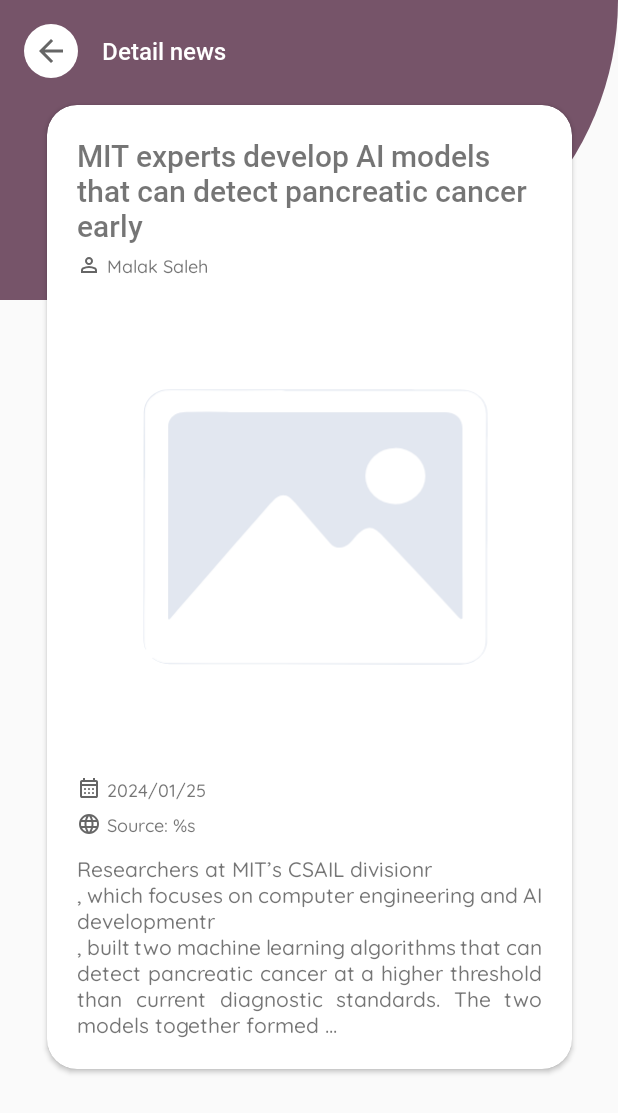
After one commit to ekorahy/Asclepius-App, an Android app: the layout activity_detail_news.xml on its own in the app's theme, with its tools: preview values and no code run, on a phone screen of 412 x 824 dp. The commit adds this screen. Shown: the top 1113 px of the screen. Run offline under Robolectric (Android 15) with nearby library versions, the phone set to English and light mode, and no system bars.

Commit message:
added detailed news feature

```diff
--- a/app/src/main/AndroidManifest.xml
+++ b/app/src/main/AndroidManifest.xml
@@ -14,6 +14,9 @@
         android:supportsRtl="true"
         android:theme="@style/Theme.Asclepius"
         tools:targetApi="31">
+        <activity
+            android:name=".view.detailNews.DetailNewsActivity"
+            android:exported="false" />
         <activity
             android:name=".view.news.NewsActivity"
             android:exported="false" />
--- a/app/src/main/java/com/dicoding/asclepius/adapter/NewsAdapter.kt
+++ b/app/src/main/java/com/dicoding/asclepius/adapter/NewsAdapter.kt
@@ -1,5 +1,6 @@
 package com.dicoding.asclepius.adapter
 
+import android.content.Intent
 import android.view.LayoutInflater
 import android.view.ViewGroup
 import androidx.recyclerview.widget.DiffUtil
@@ -9,6 +10,13 @@
 import com.dicoding.asclepius.R
 import com.dicoding.asclepius.data.response.ArticlesItem
 import com.dicoding.asclepius.databinding.ItemNewsBinding
+import com.dicoding.asclepius.view.detailNews.DetailNewsActivity
+import com.dicoding.asclepius.view.detailNews.DetailNewsActivity.Companion.AUTHOR
+import com.dicoding.asclepius.view.detailNews.DetailNewsActivity.Companion.DESCRIPTION
+import com.dicoding.asclepius.view.detailNews.DetailNewsActivity.Companion.IMAGE
+import com.dicoding.asclepius.view.detailNews.DetailNewsActivity.Companion.PUBLISHED_AT
+import com.dicoding.asclepius.view.detailNews.DetailNewsActivity.Companion.SOURCE_NAME
+import com.dicoding.asclepius.view.detailNews.DetailNewsActivity.Companion.TITLE
 
 class NewsAdapter: ListAdapter<ArticlesItem, NewsAdapter.MyViewHolder>(DIFF_CALLBACK) {
 
@@ -21,14 +29,25 @@
         val news = getItem(position)
         holder.bind(news)
         holder.itemView.setOnClickListener {
-
+            val intent = Intent(holder.itemView.context, DetailNewsActivity::class.java)
+            intent.putExtra(TITLE, news.title)
+            intent.putExtra(AUTHOR, news.author)
+            if (news.urlToImage != null) {
+                intent.putExtra(IMAGE, news.urlToImage.toString())
+            } else {
+                intent.putExtra(IMAGE, "null")
+            }
+            intent.putExtra(SOURCE_NAME, news.source.name)
+            intent.putExtra(PUBLISHED_AT, news.publishedAt)
+            intent.putExtra(DESCRIPTION, news.description)
+            holder.itemView.context.startActivity(intent)
         }
     }
-    class MyViewHolder(val binding: ItemNewsBinding): RecyclerView.ViewHolder(binding.root) {
+    class MyViewHolder(private val binding: ItemNewsBinding): RecyclerView.ViewHolder(binding.root) {
         fun bind(news: ArticlesItem) {
             binding.tvTitle.text = news.title
             binding.tvAuthor.text = news.author
-            if (news.urlToImage !== null) {
+            if (news.urlToImage != null) {
                 Glide.with(itemView.context)
                     .load(news.urlToImage)
                     .into(binding.ivNews)
--- /dev/null
+++ b/app/src/main/java/com/dicoding/asclepius/view/detailNews/DetailNewsActivity.kt
@@ -0,0 +1,76 @@
+package com.dicoding.asclepius.view.detailNews
+
+import android.net.Uri
+import androidx.appcompat.app.AppCompatActivity
+import android.os.Bundle
+import androidx.core.net.toUri
+import com.bumptech.glide.Glide
+import com.dicoding.asclepius.R
+import com.dicoding.asclepius.databinding.ActivityDetailNewsBinding
+import java.time.Instant
+import java.time.LocalDateTime
+import java.time.ZoneId
+import java.time.format.DateTimeFormatter
+
+class DetailNewsActivity : AppCompatActivity() {
+
+    private lateinit var binding: ActivityDetailNewsBinding
+    override fun onCreate(savedInstanceState: Bundle?) {
+        super.onCreate(savedInstanceState)
+        binding = ActivityDetailNewsBinding.inflate(layoutInflater)
+        setContentView(binding.root)
+
+        val title = intent.getStringExtra(TITLE)
+        val author = intent.getStringExtra(AUTHOR)
+        val imageString = intent.getStringExtra(IMAGE)
+        val sourceName = intent.getStringExtra(SOURCE_NAME)
+        val publishedAt = intent.getStringExtra(PUBLISHED_AT)
+        val description = intent.getStringExtra(DESCRIPTION)
+
+        val cleanDescription = description?.let { cleanText(it) }
+        val date = publishedAt?.let { getDate(it) }
+
+        val sourceFormat = getString(R.string.source)
+
+        if (imageString != "null") {
+            val imageUri = imageString?.toUri()
+            Glide.with(this)
+                .load(imageUri)
+                .into(binding.ivNews)
+        }
+
+        with(binding) {
+            tvTitle.text = title
+            tvAuthor.text = author
+            tvPublishedAt.text = date
+            tvSource.text = String.format(sourceFormat, sourceName)
+            tvDesc.text = cleanDescription
+        }
+    }
+
+    private fun cleanText(text: String): String {
+        return text
+            .replace("\n", "")
+            .replace("\t", "")
+            .replace("\r", "")
+            .replace("\\n", "")
+            .replace("\\r", "")
+            .replace("\\t", "")
+    }
+
+    private fun getDate(dateAndTime: String): String {
+        val instant = Instant.parse(dateAndTime)
+        val localDateTime = LocalDateTime.ofInstant(instant, ZoneId.of("UTC"))
+        val outputDateFormat = DateTimeFormatter.ofPattern("dd-MM-yyyy")
+        return localDateTime.format(outputDateFormat)
+    }
+
+    companion object {
+        const val TITLE = "title"
+        const val AUTHOR = "author"
+        const val IMAGE = "image"
+        const val SOURCE_NAME = "source_name"
+        const val PUBLISHED_AT = "published_at"
+        const val DESCRIPTION = "description"
+    }
+}
--- /dev/null
+++ b/app/src/main/res/drawable/ic_author.xml
@@ -0,0 +1,10 @@
+<vector xmlns:android="http://schemas.android.com/apk/res/android"
+    android:width="24dp"
+    android:height="24dp"
+    android:viewportWidth="960"
+    android:viewportHeight="960"
+    android:tint="?attr/colorControlNormal">
+  <path
+      android:fillColor="@android:color/white"
+      android:pathData="M480,480Q414,480 367,433Q320,386 320,320Q320,254 367,207Q414,160 480,160Q546,160 593,207Q640,254 640,320Q640,386 593,433Q546,480 480,480ZM160,800L160,688Q160,654 177.5,625.5Q195,597 224,582Q286,551 350,535.5Q414,520 480,520Q546,520 610,535.5Q674,551 736,582Q765,597 782.5,625.5Q800,654 800,688L800,800L160,800ZM240,720L720,720L720,688Q720,677 714.5,668Q709,659 700,654Q646,627 591,613.5Q536,600 480,600Q424,600 369,613.5Q314,627 260,654Q251,659 245.5,668Q240,677 240,688L240,720ZM480,400Q513,400 536.5,376.5Q560,353 560,320Q560,287 536.5,263.5Q513,240 480,240Q447,240 423.5,263.5Q400,287 400,320Q400,353 423.5,376.5Q447,400 480,400ZM480,320Q480,320 480,320Q480,320 480,320Q480,320 480,320Q480,320 480,320Q480,320 480,320Q480,320 480,320Q480,320 480,320Q480,320 480,320ZM480,720L480,720Q480,720 480,720Q480,720 480,720Q480,720 480,720Q480,720 480,720Q480,720 480,720Q480,720 480,720Q480,720 480,720Q480,720 480,720L480,720L480,720Z"/>
+</vector>
--- /dev/null
+++ b/app/src/main/res/drawable/ic_source.xml
@@ -0,0 +1,10 @@
+<vector xmlns:android="http://schemas.android.com/apk/res/android"
+    android:width="24dp"
+    android:height="24dp"
+    android:viewportWidth="960"
+    android:viewportHeight="960"
+    android:tint="?attr/colorControlNormal">
+  <path
+      android:fillColor="@android:color/white"
+      android:pathData="M480,880Q398,880 325,848.5Q252,817 197.5,762.5Q143,708 111.5,635Q80,562 80,480Q80,397 111.5,324.5Q143,252 197.5,197.5Q252,143 325,111.5Q398,80 480,80Q563,80 635.5,111.5Q708,143 762.5,197.5Q817,252 848.5,324.5Q880,397 880,480Q880,562 848.5,635Q817,708 762.5,762.5Q708,817 635.5,848.5Q563,880 480,880ZM480,798Q506,762 525,723Q544,684 556,640L404,640Q416,684 435,723Q454,762 480,798ZM376,782Q358,749 344.5,713.5Q331,678 322,640L204,640Q233,690 276.5,727Q320,764 376,782ZM584,782Q640,764 683.5,727Q727,690 756,640L638,640Q629,678 615.5,713.5Q602,749 584,782ZM170,560L306,560Q303,540 301.5,520.5Q300,501 300,480Q300,459 301.5,439.5Q303,420 306,400L170,400Q165,420 162.5,439.5Q160,459 160,480Q160,501 162.5,520.5Q165,540 170,560ZM386,560L574,560Q577,540 578.5,520.5Q580,501 580,480Q580,459 578.5,439.5Q577,420 574,400L386,400Q383,420 381.5,439.5Q380,459 380,480Q380,501 381.5,520.5Q383,540 386,560ZM654,560L790,560Q795,540 797.5,520.5Q800,501 800,480Q800,459 797.5,439.5Q795,420 790,400L654,400Q657,420 658.5,439.5Q660,459 660,480Q660,501 658.5,520.5Q657,540 654,560ZM638,320L756,320Q727,270 683.5,233Q640,196 584,178Q602,211 615.5,246.5Q629,282 638,320ZM404,320L556,320Q544,276 525,237Q506,198 480,162Q454,198 435,237Q416,276 404,320ZM204,320L322,320Q331,282 344.5,246.5Q358,211 376,178Q320,196 276.5,233Q233,270 204,320Z"/>
+</vector>
--- /dev/null
+++ b/app/src/main/res/layout/activity_detail_news.xml
@@ -0,0 +1,182 @@
+<?xml version="1.0" encoding="utf-8"?>
+<ScrollView xmlns:android="http://schemas.android.com/apk/res/android"
+    xmlns:app="http://schemas.android.com/apk/res-auto"
+    xmlns:tools="http://schemas.android.com/tools"
+    android:layout_width="match_parent"
+    android:layout_height="match_parent"
+    tools:context=".view.detailNews.DetailNewsActivity">
+
+    <androidx.constraintlayout.widget.ConstraintLayout
+        android:id="@+id/clContent"
+        android:layout_width="match_parent"
+        android:layout_height="match_parent">
+
+        <LinearLayout
+            android:id="@+id/linearLayout4"
+            android:layout_width="match_parent"
+            android:layout_height="200dp"
+            android:background="@drawable/rounded_bottom_style"
+            android:backgroundTint="@color/md_theme_primary"
+            android:orientation="vertical"
+            app:layout_constraintEnd_toEndOf="parent"
+            app:layout_constraintStart_toStartOf="parent"
+            app:layout_constraintTop_toTopOf="parent">
+
+            <LinearLayout
+                android:id="@+id/llAppBar"
+                android:layout_width="match_parent"
+                android:layout_height="wrap_content"
+                android:layout_margin="16dp"
+                android:gravity="center_vertical"
+                android:orientation="horizontal">
+
+                <ImageView
+                    android:id="@+id/btnBack"
+                    android:layout_width="wrap_content"
+                    android:layout_height="wrap_content"
+                    android:background="@drawable/cycle_button_style"
+                    android:padding="6dp"
+                    android:src="@drawable/ic_arrow_back" />
+
+                <TextView
+                    android:layout_width="wrap_content"
+                    android:layout_height="wrap_content"
+                    android:layout_marginStart="16dp"
+                    android:fontFamily="@font/roboto_medium"
+                    android:text="@string/detail_news"
+                    android:textColor="@color/md_theme_onPrimary"
+                    android:textSize="16sp" />
+            </LinearLayout>
+
+        </LinearLayout>
+
+        <ImageView
+            android:id="@+id/imageView2"
+            android:layout_width="300dp"
+            android:layout_height="300dp"
+            android:layout_marginTop="50dp"
+            android:src="@drawable/ic_news"
+            app:layout_constraintEnd_toEndOf="@+id/linearLayout4"
+            app:layout_constraintTop_toTopOf="parent" />
+
+        <androidx.cardview.widget.CardView
+            android:layout_width="350dp"
+            android:layout_height="wrap_content"
+            android:layout_marginTop="70dp"
+            android:layout_marginBottom="20dp"
+            app:cardCornerRadius="20dp"
+            app:layout_constraintBottom_toBottomOf="parent"
+            app:layout_constraintEnd_toEndOf="@+id/imageView2"
+            app:layout_constraintStart_toStartOf="parent"
+            app:layout_constraintTop_toTopOf="parent">
+
+            <LinearLayout
+                android:layout_width="match_parent"
+                android:layout_height="wrap_content"
+                android:orientation="vertical"
+                android:padding="20dp">
+
+                <TextView
+                    android:id="@+id/tvTitle"
+                    android:layout_width="match_parent"
+                    android:layout_height="wrap_content"
+                    android:ellipsize="end"
+                    android:fontFamily="@font/roboto_medium"
+                    android:maxLines="3"
+                    tools:text="@string/title_sample"
+                    android:textSize="20sp" />
+
+                <LinearLayout
+                    android:layout_width="match_parent"
+                    android:layout_height="wrap_content"
+                    android:layout_marginTop="4dp"
+                    android:gravity="center_vertical"
+                    android:orientation="horizontal">
+
+                    <ImageView
+                        android:layout_width="16dp"
+                        android:layout_height="16dp"
+                        android:src="@drawable/ic_author" />
+
+                    <TextView
+                        android:id="@+id/tvAuthor"
+                        android:layout_width="match_parent"
+                        android:layout_height="wrap_content"
+                        android:layout_marginStart="4dp"
+                        android:ellipsize="end"
+                        android:fontFamily="@font/quicksand_medium"
+                        android:maxLines="1"
+                        android:textSize="12sp"
+                        tools:text="@string/author_sample" />
+                </LinearLayout>
+
+                <ImageView
+                    android:id="@+id/ivNews"
+                    android:layout_width="match_parent"
+                    android:layout_height="300dp"
+                    android:layout_marginTop="16dp"
+                    android:scaleType="centerCrop"
+                    android:src="@drawable/iv_placeholder" />
+
+                <LinearLayout
+                    android:layout_width="wrap_content"
+                    android:layout_height="wrap_content"
+                    android:layout_marginTop="16dp"
+                    android:orientation="horizontal">
+
+                    <ImageView
+                        android:layout_width="16dp"
+                        android:layout_height="16dp"
+                        android:src="@drawable/ic_date" />
+
+                    <TextView
+                        android:id="@+id/tvPublishedAt"
+                        android:layout_width="match_parent"
+                        android:layout_height="wrap_content"
+                        android:layout_marginStart="4dp"
+                        android:ellipsize="end"
+                        android:fontFamily="@font/quicksand_medium"
+                        android:maxLines="1"
+                        android:textSize="12sp"
+                        tools:text="@string/date_sample" />
+                </LinearLayout>
+
+                <LinearLayout
+                    android:layout_width="match_parent"
+                    android:layout_height="wrap_content"
+                    android:layout_marginTop="6dp"
+                    android:gravity="center_vertical"
+                    android:orientation="horizontal">
+
+                    <ImageView
+                        android:layout_width="16dp"
+                        android:layout_height="16dp"
+                        android:src="@drawable/ic_source" />
+
+                    <TextView
+                        android:id="@+id/tvSource"
+                        android:layout_width="match_parent"
+                        android:layout_height="wrap_content"
+                        android:layout_marginStart="4dp"
+                        android:ellipsize="end"
+                        android:fontFamily="@font/quicksand_medium"
+                        android:maxLines="2"
+                        android:text="@string/source"
+                        android:textSize="12sp" />
+                </LinearLayout>
+
+                <TextView
+                    android:id="@+id/tvDesc"
+                    android:layout_width="match_parent"
+                    android:layout_height="wrap_content"
+                    android:layout_marginTop="10dp"
+                    android:fontFamily="@font/quicksand_medium"
+                    android:textSize="14sp"
+                    android:justificationMode="inter_word"
+                    tools:text="@string/desc_sample" />
+
+            </LinearLayout>
+
+        </androidx.cardview.widget.CardView>
+    </androidx.constraintlayout.widget.ConstraintLayout>
+</ScrollView>
--- a/app/src/main/res/layout/item_news.xml
+++ b/app/src/main/res/layout/item_news.xml
@@ -18,7 +18,7 @@
             android:layout_width="80dp"
             android:layout_height="70dp"
             android:scaleType="centerCrop"
-            app:srcCompat="@drawable/iv_placeholder" />
+            android:src="@drawable/iv_placeholder" />
 
         <LinearLayout
             android:layout_width="wrap_content"
--- a/app/src/main/res/values/strings.xml
+++ b/app/src/main/res/values/strings.xml
@@ -22,4 +22,6 @@
     <string name="desc_sample">Researchers at MIT’s CSAIL division\r\n, which focuses on computer engineering and AI development\r\n, built two machine learning algorithms that can detect pancreatic cancer at a higher threshold than current diagnostic standards. The two models together formed …</string>
     <string name="url">https://consent.yahoo.com/v2/collectConsent?sessionId=1_cc-session_28efae2f-85c3-4715-a2bd-c5a1d35244e5</string>
     <string name="publishedAt">2024-01-12T22:25:05Z</string>
+    <string name="detail_news">Detail news</string>
+    <string name="source">Source: %s</string>
 </resources>
```
